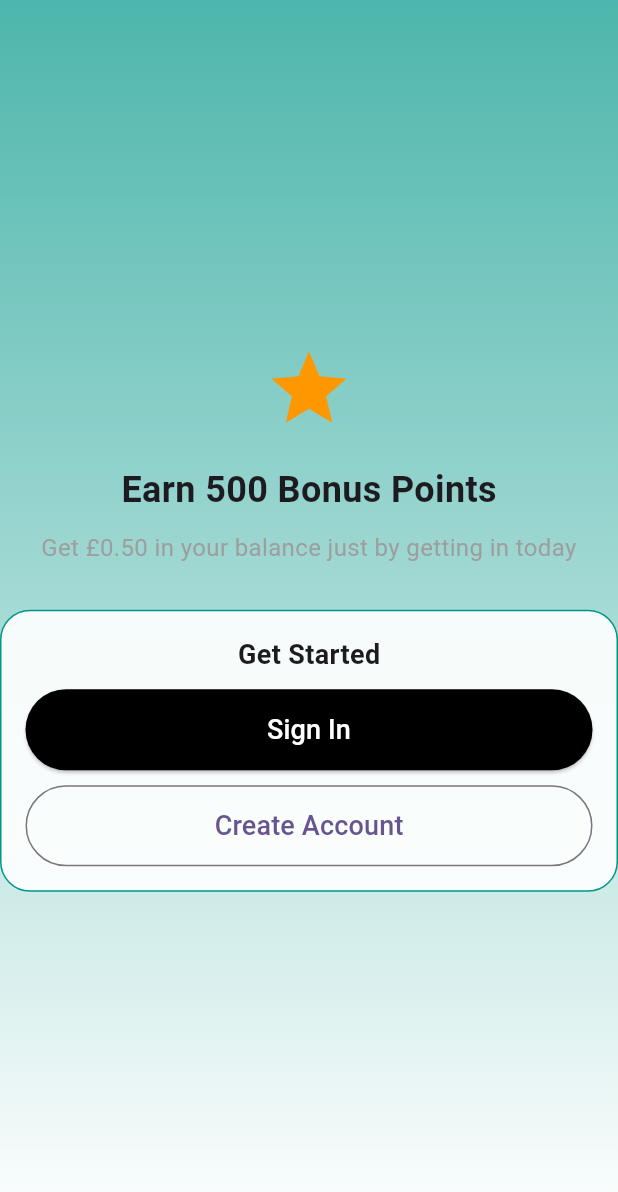
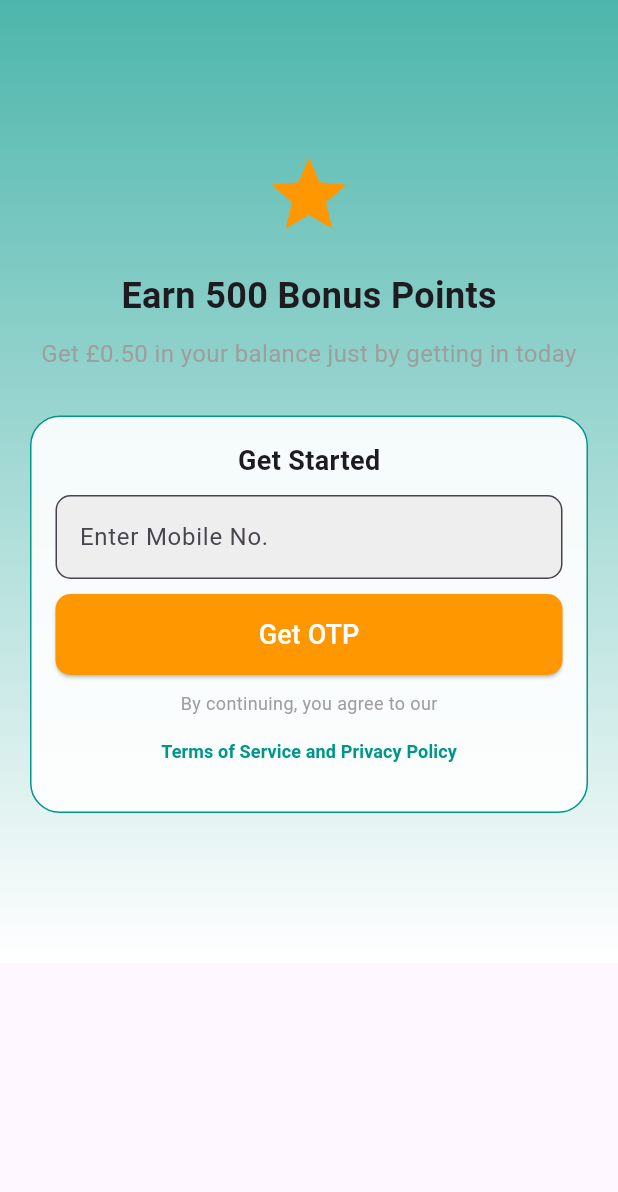
Before and after one commit to Zarnap2707/loyalty_jacaranda, a Flutter app: the screen it shows after launch, on a phone screen of 412 x 824 dp. Shown: the top 1192 px of the screen. Run offline on Flutter 3.47's test engine with Material 3 defaults, Android fonts, the phone set to English and light mode, and no system bars.

Commit message:
After sending otp successfully

```diff
--- a/lib/Screens/firstscreen.dart
+++ b/lib/Screens/firstscreen.dart
@@ -1,13 +1,48 @@
 import 'package:flutter/material.dart';
-
-import 'customer_registration.dart';
- // Import the registration screen
+import '../Services/getotp_api_calling.dart';
 
 
+class FirstScreen extends StatefulWidget {
+  @override
+  _FirstScreenState createState() => _FirstScreenState();
+}
 
+class _FirstScreenState extends State<FirstScreen> {
+  final TextEditingController _mobileController = TextEditingController();
+  bool _isLoading = false;
 
+  Future<void> _handleGetOtp() async {
+    String mobile = _mobileController.text.trim();
 
-class FirstScreen extends StatelessWidget {
+    if (mobile.isEmpty) {
+      ScaffoldMessenger.of(context).showSnackBar(
+        SnackBar(content: Text("Please enter your mobile number")),
+      );
+      return;
+    }
+
+    setState(() {
+      _isLoading = true;
+    });
+
+    bool success = await GetOtpApi.sendOtp(mobile);
+
+    setState(() {
+      _isLoading = false;
+    });
+
+    if (success) {
+      ScaffoldMessenger.of(context).showSnackBar(
+        SnackBar(content: Text("OTP sent successfully")),
+      );
+      // Navigate to OTP verification screen here if needed
+    } else {
+      ScaffoldMessenger.of(context).showSnackBar(
+        SnackBar(content: Text("Failed to send OTP")),
+      );
+    }
+  }
+
   @override
   Widget build(BuildContext context) {
     return Scaffold(
@@ -20,6 +55,9 @@ class FirstScreen extends StatelessWidget {
             colors: [Colors.teal.shade300, Colors.white],
           ),
         ),
+        child: SingleChildScrollView(
+          child: Padding(
+            padding: const EdgeInsets.symmetric(vertical: 100, horizontal: 20),
             child: Column(
               mainAxisAlignment: MainAxisAlignment.center,
               children: [
@@ -47,35 +85,45 @@ class FirstScreen extends StatelessWidget {
                     children: [
                       const Text("Get Started", style: TextStyle(fontSize: 18, fontWeight: FontWeight.bold)),
                       const SizedBox(height: 10),
+                      TextField(
+                        controller: _mobileController,
+                        keyboardType: TextInputType.phone,
+                        decoration: InputDecoration(
+                          hintText: "Enter Mobile No.",
+                          border: OutlineInputBorder(
+                            borderRadius: BorderRadius.circular(10),
+                          ),
+                          filled: true,
+                          fillColor: Colors.grey[200],
+                        ),
+                      ),
+                      const SizedBox(height: 10),
                       SizedBox(
                         width: double.infinity,
                         child: ElevatedButton(
                           style: ElevatedButton.styleFrom(
                             padding: const EdgeInsets.symmetric(vertical: 14),
-                        backgroundColor: Colors.black,
-                        shape: RoundedRectangleBorder(borderRadius: BorderRadius.circular(30)),
+                            backgroundColor: Colors.orange,
+                            shape: RoundedRectangleBorder(borderRadius: BorderRadius.circular(10)),
                           ),
-                      onPressed: () {
-                        // Handle Sign In
-                      },
-                      child: const Text("Sign In", style: TextStyle(color: Colors.white, fontSize: 18)),
+                          onPressed: _isLoading ? null : _handleGetOtp,
+                          child: _isLoading
+                              ? CircularProgressIndicator(color: Colors.white)
+                              : const Text("Get OTP", style: TextStyle(color: Colors.white, fontSize: 18)),
                         ),
                       ),
                       const SizedBox(height: 10),
-                  SizedBox(
-                    width: double.infinity,
-                    child: OutlinedButton(
-                      style: OutlinedButton.styleFrom(
-                        padding: const EdgeInsets.symmetric(vertical: 14),
-                        shape: RoundedRectangleBorder(borderRadius: BorderRadius.circular(30)),
+                      const Text(
+                        "By continuing, you agree to our",
+                        style: TextStyle(fontSize: 12, color: Colors.grey),
                       ),
+                      TextButton(
                         onPressed: () {
-                        Navigator.push(
-                         context,
-                         MaterialPageRoute(builder: (context) => CustomerRegistration()), // Navigate to Registration Page
-                        );
+                          // Navigate to Terms and Privacy Policy
                         },
-                      child: const Text("Create Account", style: TextStyle(fontSize: 18)),
+                        child: const Text(
+                          "Terms of Service and Privacy Policy",
+                          style: TextStyle(fontSize: 12, color: Colors.teal, fontWeight: FontWeight.bold),
                         ),
                       ),
                     ],
@@ -84,6 +132,8 @@ class FirstScreen extends StatelessWidget {
               ],
             ),
           ),
+        ),
+      ),
     );
   }
 }
--- /dev/null
+++ b/lib/Services/getotp_api_calling.dart
@@ -0,0 +1,34 @@
+import 'dart:convert';
+import 'package:http/http.dart' as http;
+
+class GetOtpApi {
+  static const String _baseUrl = 'http://49.207.185.105:5000/api/auth/sendotp';
+  static const String _Url = _baseUrl + 'auth/sendotp';
+  static const Map<String, String> _headers = {
+    'Content-Type': 'application/json',
+    'x-group-token': 'U2FsdGVkX1+kjNXP5q6ISpgzlBO6WCISQ/a5vxzkQCQ=',
+  };
+
+  static Future<bool> sendOtp(String mobile) async {
+    try {
+      final Map<String, dynamic> body = {'mobile': mobile};
+
+      final response = await http.post(
+        Uri.parse(_baseUrl),
+        headers: _headers,
+        body: jsonEncode(body),
+      );
+
+      if (response.statusCode == 200) {
+        print('OTP Sent Successfully: ${response.body}');
+        return true;
+      } else {
+        print('Error: ${response.statusCode} - ${response.body}');
+        return false;
+      }
+    } catch (e) {
+      print('Exception: $e');
+      return false;
+    }
+  }
+}
--- a/pubspec.yaml
+++ b/pubspec.yaml
@@ -46,8 +46,8 @@ dev_dependencies:
   # activated in the `analysis_options.yaml` file located at the root of your
   # package. See that file for information about deactivating specific lint
   # rules and activating additional ones.
-  flutter_lints: ^3.0.0
 
+  flutter_lints: 3.0.0
 # For information on the generic Dart part of this file, see the
 # following page: https://dart.dev/tools/pub/pubspec
 
```
Also changed, not shown: pubspec.lock. Lines whose indentation alone changed are shown as unchanged.
